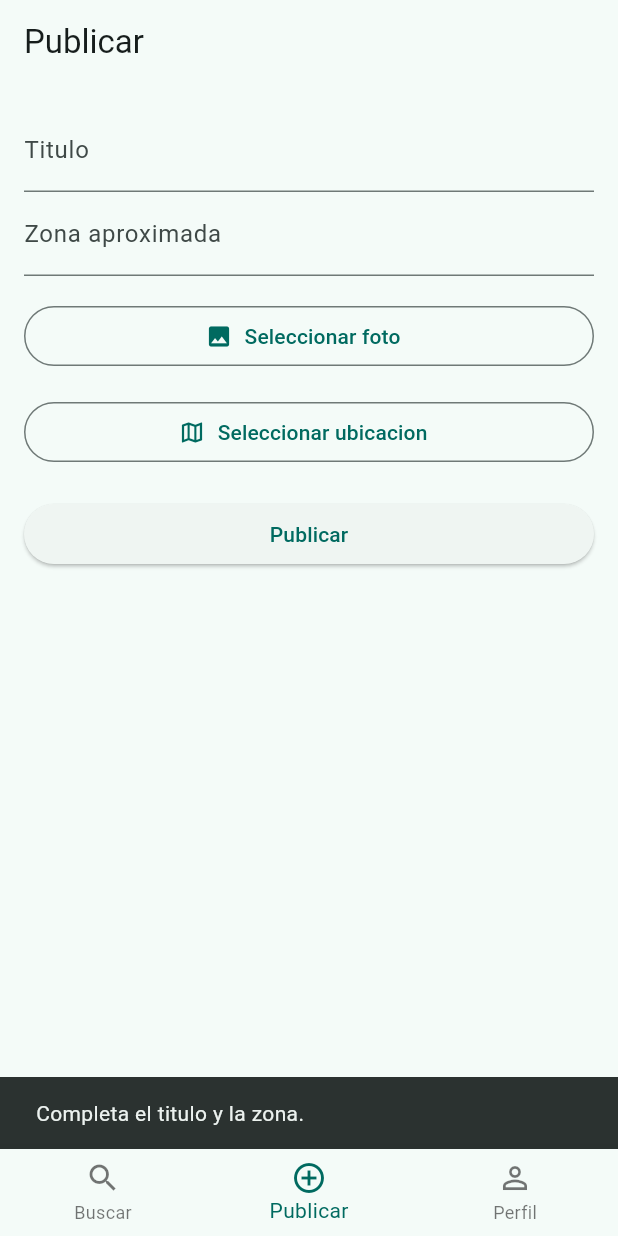
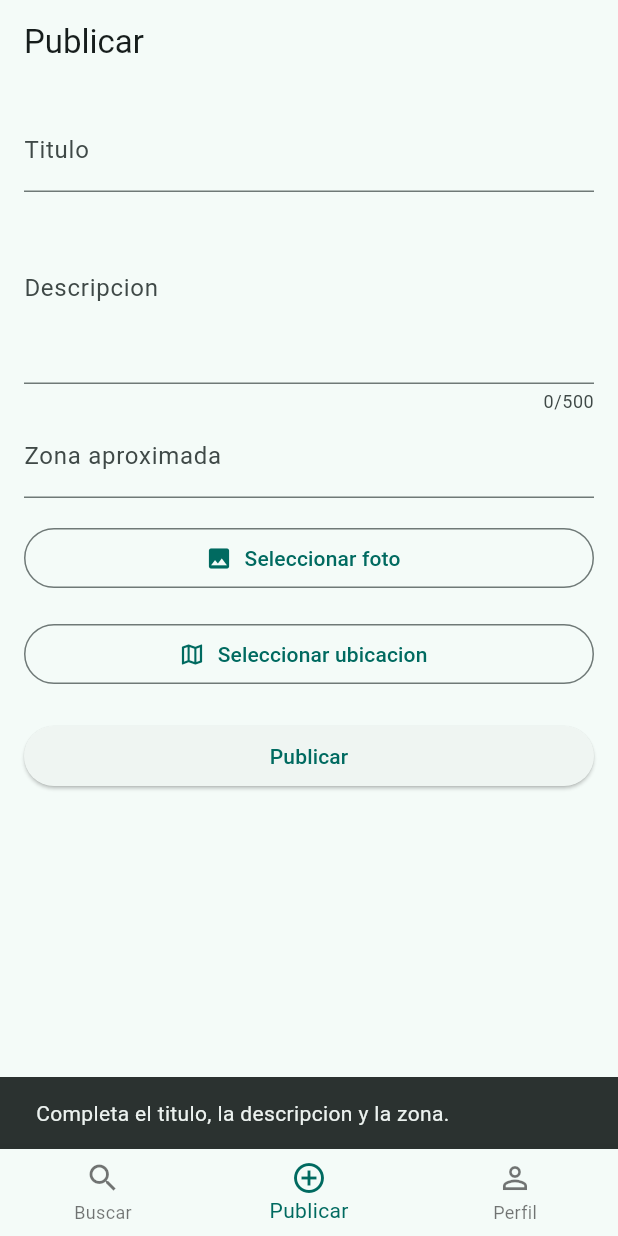
Before and after one commit to galmonacid/ReLoved, a Flutter app: the screen it shows once a user with an empty profile is signed in, item 2 of the bottom bar chosen, after a tap on "Publicar", on a phone screen of 412 x 824 dp. Run offline on Flutter 3.47's test engine with Material 3 defaults, Android fonts, the phone set to English and light mode, and no system bars; our stand-ins replace cloud_firestore, cloud_functions, firebase_auth, firebase_core, firebase_storage, flutter_map and 3 more; accounts and stored records are empty; statements that could not run were skipped.

Commit message:
Add item descriptions, search, and owner items

```diff
--- a/app/lib/src/home/profile_screen.dart
+++ b/app/lib/src/home/profile_screen.dart
@@ -1,6 +1,9 @@
 import "package:cloud_firestore/cloud_firestore.dart";
 import "package:firebase_auth/firebase_auth.dart";
 import "package:flutter/material.dart";
+import "../models/item.dart";
+import "../widgets/item_image.dart";
+import "item_detail_screen.dart";
 
 class ProfileScreen extends StatelessWidget {
   const ProfileScreen({super.key});
@@ -79,7 +82,74 @@ class ProfileScreen extends StatelessWidget {
                     );
                   },
                 ),
-                const Spacer(),
+                const SizedBox(height: 16),
+                Text(
+                  "Mis items",
+                  style: Theme.of(context).textTheme.titleMedium,
+                ),
+                const SizedBox(height: 8),
+                Expanded(
+                  child: StreamBuilder<QuerySnapshot<Map<String, dynamic>>>(
+                    stream: FirebaseFirestore.instance
+                        .collection("items")
+                        .where("ownerId", isEqualTo: user.uid)
+                        .orderBy("createdAt", descending: true)
+                        .snapshots(),
+                    builder: (context, itemsSnapshot) {
+                      if (itemsSnapshot.connectionState ==
+                          ConnectionState.waiting) {
+                        return const Center(
+                          child: CircularProgressIndicator(),
+                        );
+                      }
+                      if (itemsSnapshot.hasError) {
+                        return const Center(
+                          child: Text("No se pudieron cargar tus items."),
+                        );
+                      }
+                      final docs = itemsSnapshot.data?.docs ?? [];
+                      if (docs.isEmpty) {
+                        return const Center(
+                          child: Text("Aun no has publicado items."),
+                        );
+                      }
+                      final items = docs.map(Item.fromDoc).toList();
+                      return ListView.separated(
+                        itemCount: items.length,
+                        separatorBuilder: (context, index) =>
+                            const Divider(height: 1),
+                        itemBuilder: (context, index) {
+                          final item = items[index];
+                          return ListTile(
+                            leading: ClipRRect(
+                              borderRadius: BorderRadius.circular(6),
+                              child: ItemImage(
+                                photoUrl: item.photoUrl,
+                                photoPath: item.photoPath,
+                                width: 48,
+                                height: 48,
+                                fit: BoxFit.cover,
+                                semanticLabel: "Foto de ${item.title}",
+                              ),
+                            ),
+                            title: Text(item.title),
+                            subtitle: Text("Estado: ${item.status}"),
+                            trailing: const Icon(Icons.chevron_right),
+                            onTap: () {
+                              Navigator.of(context).push(
+                                MaterialPageRoute(
+                                  builder: (_) =>
+                                      ItemDetailScreen(itemId: item.id),
+                                ),
+                              );
+                            },
+                          );
+                        },
+                      );
+                    },
+                  ),
+                ),
+                const SizedBox(height: 12),
                 SizedBox(
                   width: double.infinity,
                   child: OutlinedButton(
--- a/app/lib/src/home/publish_screen.dart
+++ b/app/lib/src/home/publish_screen.dart
@@ -8,6 +8,7 @@ import "package:flutter/services.dart";
 import "package:image_picker/image_picker.dart";
 import "package:latlong2/latlong.dart";
 import "../utils/geo.dart";
+import "../utils/location.dart";
 import "../widgets/map_picker.dart";
 import "item_detail_screen.dart";
 
@@ -20,6 +21,7 @@ class PublishScreen extends StatefulWidget {
 
 class _PublishScreenState extends State<PublishScreen> {
   final _titleController = TextEditingController();
+  final _descriptionController = TextEditingController();
   final _areaController = TextEditingController();
   final _imagePicker = ImagePicker();
 
@@ -29,8 +31,23 @@ class _PublishScreenState extends State<PublishScreen> {
   bool _isLoading = false;
 
   @override
+  void initState() {
+    super.initState();
+    _loadInitialLocation();
+  }
+
+  Future<void> _loadInitialLocation() async {
+    final current = await getCurrentLocationOrDefault();
+    if (!mounted) return;
+    setState(() {
+      _location = current;
+    });
+  }
+
+  @override
   void dispose() {
     _titleController.dispose();
+    _descriptionController.dispose();
     _areaController.dispose();
     super.dispose();
   }
@@ -76,9 +93,10 @@ class _PublishScreenState extends State<PublishScreen> {
       return;
     }
     final title = _titleController.text.trim();
+    final description = _descriptionController.text.trim();
     final area = _areaController.text.trim();
-    if (title.isEmpty || area.isEmpty) {
-      _showError("Completa el titulo y la zona.");
+    if (title.isEmpty || description.isEmpty || area.isEmpty) {
+      _showError("Completa el titulo, la descripcion y la zona.");
       return;
     }
     if (_imageFile == null) {
@@ -99,6 +117,7 @@ class _PublishScreenState extends State<PublishScreen> {
       final storageRef = FirebaseStorage.instance
           .ref()
           .child("itemPhotos/${user.uid}/${docRef.id}/photo.jpg");
+      final photoPath = storageRef.fullPath;
       if (kIsWeb) {
         final bytes = _imageBytes;
         if (bytes == null) {
@@ -125,7 +144,9 @@ class _PublishScreenState extends State<PublishScreen> {
       await docRef.set({
         "ownerId": user.uid,
         "title": title,
+        "description": description,
         "photoUrl": photoUrl,
+        "photoPath": photoPath,
         "createdAt": FieldValue.serverTimestamp(),
         "status": "available",
         "location": {
@@ -138,6 +159,7 @@ class _PublishScreenState extends State<PublishScreen> {
 
       if (!mounted) return;
       _titleController.clear();
+      _descriptionController.clear();
       _areaController.clear();
       setState(() {
         _imageFile = null;
@@ -179,6 +201,12 @@ class _PublishScreenState extends State<PublishScreen> {
             TextField(
               controller: _titleController,
               decoration: const InputDecoration(labelText: "Titulo"),
+            ),
+            TextField(
+              controller: _descriptionController,
+              maxLines: 4,
+              maxLength: 500,
+              decoration: const InputDecoration(labelText: "Descripcion"),
             ),
             TextField(
               controller: _areaController,
--- a/app/lib/src/home/search_screen.dart
+++ b/app/lib/src/home/search_screen.dart
@@ -3,6 +3,8 @@ import "package:flutter/material.dart";
 import "package:latlong2/latlong.dart";
 import "../models/item.dart";
 import "../utils/geo.dart";
+import "../utils/location.dart";
+import "../widgets/item_image.dart";
 import "../widgets/map_picker.dart";
 import "item_detail_screen.dart";
 
@@ -16,6 +18,21 @@ class SearchScreen extends StatefulWidget {
 class _SearchScreenState extends State<SearchScreen> {
   LatLng _center = defaultCenter;
   double _radiusKm = 5;
+  String _query = "";
+
+  @override
+  void initState() {
+    super.initState();
+    _loadInitialLocation();
+  }
+
+  Future<void> _loadInitialLocation() async {
+    final current = await getCurrentLocationOrDefault();
+    if (!mounted) return;
+    setState(() {
+      _center = current;
+    });
+  }
 
   Future<void> _pickCenter() async {
     final selected = await Navigator.of(context).push<LatLng>(
@@ -44,7 +61,7 @@ class _SearchScreenState extends State<SearchScreen> {
               children: [
                 Expanded(
                   child: Text(
-                    "Centro: ${_center.latitude.toStringAsFixed(3)}, ${_center.longitude.toStringAsFixed(3)}",
+                    "Ubicacion: ${_center.latitude.toStringAsFixed(3)}, ${_center.longitude.toStringAsFixed(3)}",
                   ),
                 ),
                 TextButton(
@@ -82,6 +99,20 @@ class _SearchScreenState extends State<SearchScreen> {
               ],
             ),
           ),
+          Padding(
+            padding: const EdgeInsets.fromLTRB(16, 8, 16, 0),
+            child: TextField(
+              decoration: const InputDecoration(
+                labelText: "Buscar por palabra",
+                prefixIcon: Icon(Icons.search),
+              ),
+              onChanged: (value) {
+                setState(() {
+                  _query = value.trim().toLowerCase();
+                });
+              },
+            ),
+          ),
           const SizedBox(height: 8),
           Expanded(
             child: StreamBuilder<QuerySnapshot<Map<String, dynamic>>>(
@@ -106,6 +137,12 @@ class _SearchScreenState extends State<SearchScreen> {
                     .map(Item.fromDoc)
                     .where((item) => item.status == "available")
                     .where((item) {
+                      if (_query.isEmpty) return true;
+                      final haystack =
+                          "${item.title} ${item.description}".toLowerCase();
+                      return haystack.contains(_query);
+                    })
+                    .where((item) {
                   final distance = distanceKm(_center, item.location.toLatLng());
                   return distance <= _radiusKm;
                 }).toList();
@@ -123,21 +160,13 @@ class _SearchScreenState extends State<SearchScreen> {
                     return ListTile(
                       leading: ClipRRect(
                         borderRadius: BorderRadius.circular(6),
-                        child: Image.network(
-                          item.photoUrl,
-                          semanticLabel: "Foto de ${item.title}",
+                        child: ItemImage(
+                          photoUrl: item.photoUrl,
+                          photoPath: item.photoPath,
                           width: 56,
                           height: 56,
                           fit: BoxFit.cover,
-                          errorBuilder: (context, error, stackTrace) {
-                            return Container(
-                              width: 56,
-                              height: 56,
-                              color: Colors.grey.shade200,
-                              alignment: Alignment.center,
-                              child: const Icon(Icons.image_not_supported),
-                            );
-                          },
+                          semanticLabel: "Foto de ${item.title}",
                         ),
                       ),
                       title: Text(item.title),
--- a/app/lib/src/models/item.dart
+++ b/app/lib/src/models/item.dart
@@ -40,7 +40,9 @@ class Item {
     required this.id,
     required this.ownerId,
     required this.title,
+    required this.description,
     required this.photoUrl,
+    required this.photoPath,
     required this.createdAt,
     required this.status,
     required this.location,
@@ -49,7 +51,9 @@ class Item {
   final String id;
   final String ownerId;
   final String title;
+  final String description;
   final String photoUrl;
+  final String photoPath;
   final DateTime? createdAt;
   final String status;
   final ItemLocation location;
@@ -61,7 +65,9 @@ class Item {
       id: doc.id,
       ownerId: (data["ownerId"] as String?) ?? "",
       title: (data["title"] as String?) ?? "",
+      description: (data["description"] as String?) ?? "",
       photoUrl: (data["photoUrl"] as String?) ?? "",
+      photoPath: (data["photoPath"] as String?) ?? "",
       createdAt: createdAt is Timestamp ? createdAt.toDate() : null,
       status: (data["status"] as String?) ?? "available",
       location: ItemLocation.fromMap(
--- /dev/null
+++ b/app/lib/src/utils/location.dart
@@ -0,0 +1,24 @@
+import "package:geolocator/geolocator.dart";
+import "package:latlong2/latlong.dart";
+import "geo.dart";
+
+Future<LatLng> getCurrentLocationOrDefault() async {
+  final serviceEnabled = await Geolocator.isLocationServiceEnabled();
+  if (!serviceEnabled) {
+    return defaultCenter;
+  }
+
+  var permission = await Geolocator.checkPermission();
+  if (permission == LocationPermission.denied) {
+    permission = await Geolocator.requestPermission();
+  }
+  if (permission == LocationPermission.denied ||
+      permission == LocationPermission.deniedForever) {
+    return defaultCenter;
+  }
+
+  final position = await Geolocator.getCurrentPosition(
+    desiredAccuracy: LocationAccuracy.low,
+  );
+  return LatLng(position.latitude, position.longitude);
+}
--- a/app/pubspec.yaml
+++ b/app/pubspec.yaml
@@ -42,6 +42,7 @@ dependencies:
   flutter_map: ^6.1.0
   latlong2: ^0.9.1
   cloud_functions: ^4.7.6
+  geolocator: ^11.0.0
 
 dev_dependencies:
   flutter_test:
```
Also changed, not shown: app/lib/src/home/item_detail_screen.dart (+10 -12 lines), app/lib/src/widgets/item_image.dart (added, +95 -0 lines), firebase/firestore.indexes.json (+14 -0 lines), app/pubspec.lock, 10 other files.
